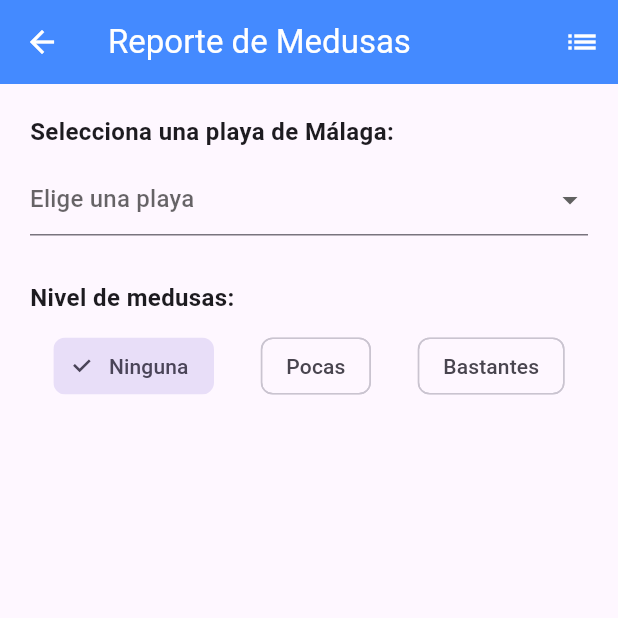
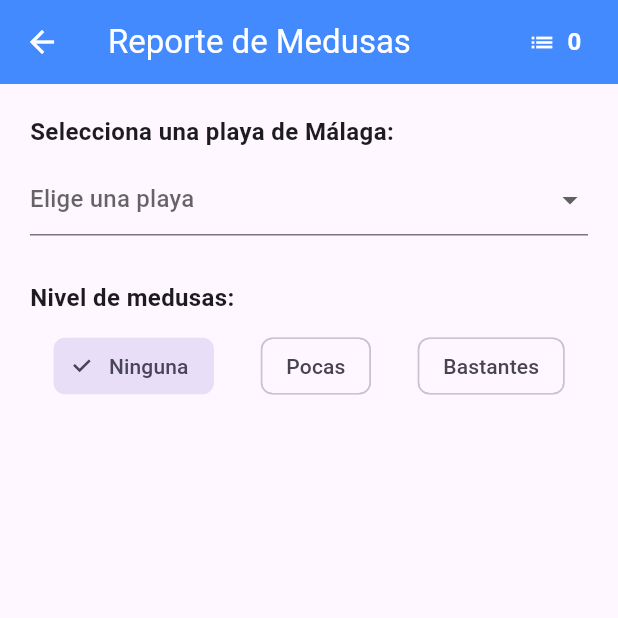
Before and after one commit to javega2026/temperatura_api, a Flutter app: the PantallaMedusas screen opened directly, on a phone screen of 412 x 824 dp, the top half of it. Run offline on Flutter 3.47's test engine with Material 3 defaults, Android fonts, the phone set to English and light mode, and no system bars; our stand-ins replace dio, fl_chart, hive_flutter; accounts and stored records are empty.

Commit message:
lista de medusas ok

```diff
--- a/lib/screens/pantalla_medusas.dart
+++ b/lib/screens/pantalla_medusas.dart
@@ -19,16 +19,25 @@ class _PantallaMedusasState extends State<PantallaMedusas> {
 
   @override
   Widget build(BuildContext context) {
+    final box = Hive.box('configuracionBox');
+
+    return ValueListenableBuilder(
+      valueListenable: box.listenable(),
+      builder: (context, Box box, _) {
+        final keys = box.keys
+            .where((key) => key.toString().startsWith('reporte_'))
+            .toList();
+
         return Scaffold(
           appBar: AppBar(
             title: const Text('Reporte de Medusas'),
             backgroundColor: Colors.blueAccent,
             foregroundColor: Colors.white,
             actions: [
-          // Botón en la AppBar para ir a la pantalla del listado histórico
-          IconButton(
-            icon: const Icon(Icons.list),
-            tooltip: 'Ver Historial',
+              Padding(
+                padding: const EdgeInsets.only(right: 8.0),
+                child: TextButton.icon(
+                  style: TextButton.styleFrom(foregroundColor: Colors.white),
                   onPressed: () {
                     Navigator.push(
                       context,
@@ -37,6 +46,16 @@ class _PantallaMedusasState extends State<PantallaMedusas> {
                       ),
                     );
                   },
+                  icon: const Icon(Icons.list, color: Colors.white),
+                  label: Text(
+                    '${keys.length}',
+                    style: const TextStyle(
+                      fontSize: 16,
+                      fontWeight: FontWeight.bold,
+                      color: Colors.white,
+                    ),
+                  ),
+                ),
               ),
             ],
           ),
@@ -50,8 +69,6 @@ class _PantallaMedusasState extends State<PantallaMedusas> {
                   style: TextStyle(fontSize: 16, fontWeight: FontWeight.bold),
                 ),
                 const SizedBox(height: 10),
-
-            // Desplegable de playas
                 DropdownButtonFormField<String>(
                   value: playaIdSeleccionada,
                   hint: const Text('Elige una playa'),
@@ -69,14 +86,11 @@ class _PantallaMedusasState extends State<PantallaMedusas> {
                   },
                 ),
                 const SizedBox(height: 30),
-
                 const Text(
                   'Nivel de medusas:',
                   style: TextStyle(fontSize: 16, fontWeight: FontWeight.bold),
                 ),
                 const SizedBox(height: 10),
-
-            // Opciones de medusas con ChoiceChip
                 Row(
                   mainAxisAlignment: MainAxisAlignment.spaceAround,
                   children: opcionesMedusas.map((opcion) {
@@ -92,8 +106,6 @@ class _PantallaMedusasState extends State<PantallaMedusas> {
                   }).toList(),
                 ),
                 const Spacer(),
-
-            // Botón de guardar reporte
                 SizedBox(
                   width: double.infinity,
                   child: ElevatedButton(
@@ -105,21 +117,16 @@ class _PantallaMedusasState extends State<PantallaMedusas> {
                     onPressed: playaIdSeleccionada == null
                         ? null
                         : () async {
-                        var box = Hive.box('configuracionBox');
+                            final ahora = DateTime.now();
+                            final String claveUnica =
+                                'reporte_${ahora.millisecondsSinceEpoch}';
 
-                        final ahora = DateTime.now();
-                        // Clave única basada en fecha, hora y minuto
-                        final String claveUnica =
-                            'reporte_${ahora.year}-${ahora.month.toString().padLeft(2, '0')}-${ahora.day.toString().padLeft(2, '0')}_${ahora.hour.toString().padLeft(2, '0')}-${ahora.minute.toString().padLeft(2, '0')}';
-
-                        // Mapa con los datos estructurados
                             final Map<String, String> reporteData = {
                               'playa': playaIdSeleccionada!,
                               'nivel_medusas': nivelMedusas,
-                          'fecha_hora': '${ahora.day}/${ahora.month}/${ahora.year} - ${ahora.hour}:${ahora.minute.toString().padLeft(2, '0')}',
+                              'fecha_hora': '${ahora.day}/${ahora.month}/${ahora.year} - ${ahora.hour.toString().padLeft(2, '0')}:${ahora.minute.toString().padLeft(2, '0')}',
                             };
 
-                        // Guardamos codificado en JSON para que sea compatible y legible en Hive Web
                             await box.put(claveUnica, jsonEncode(reporteData));
 
                             final playaObj = playasMalaga.firstWhere(
@@ -154,5 +161,7 @@ class _PantallaMedusasState extends State<PantallaMedusas> {
             ),
           ),
         );
+      },
+    );
   }
 }
```
Also changed, not shown: lib/screens/pantalla_lista_reportes.dart (+13 -14 lines), lib/widgets/barra_inferior_clima.dart (+33 -11 lines). Lines whose indentation alone changed are shown as unchanged.
